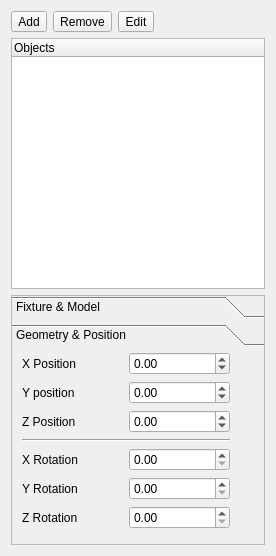
Before: the Qt Designer form lib/objectseditor.ui in ming-hai/3dvisualizer, drawn with Qt 5.
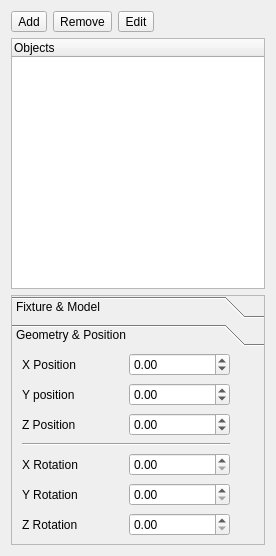
After: the same form once the commit is applied.

```diff
--- a/lib/objectseditor.ui
+++ b/lib/objectseditor.ui
@@ -182,8 +182,8 @@
          <rect>
           <x>0</x>
           <y>0</y>
-          <width>252</width>
-          <height>187</height>
+          <width>254</width>
+          <height>190</height>
          </rect>
         </property>
         <attribute name="label">
@@ -195,7 +195,7 @@
            <x>10</x>
            <y>0</y>
            <width>208</width>
-           <height>181</height>
+           <height>185</height>
           </rect>
          </property>
          <layout class="QGridLayout" name="gridLayout_2">
```
Left out of the diff: 63 changed lines with no effect on the pictures.
